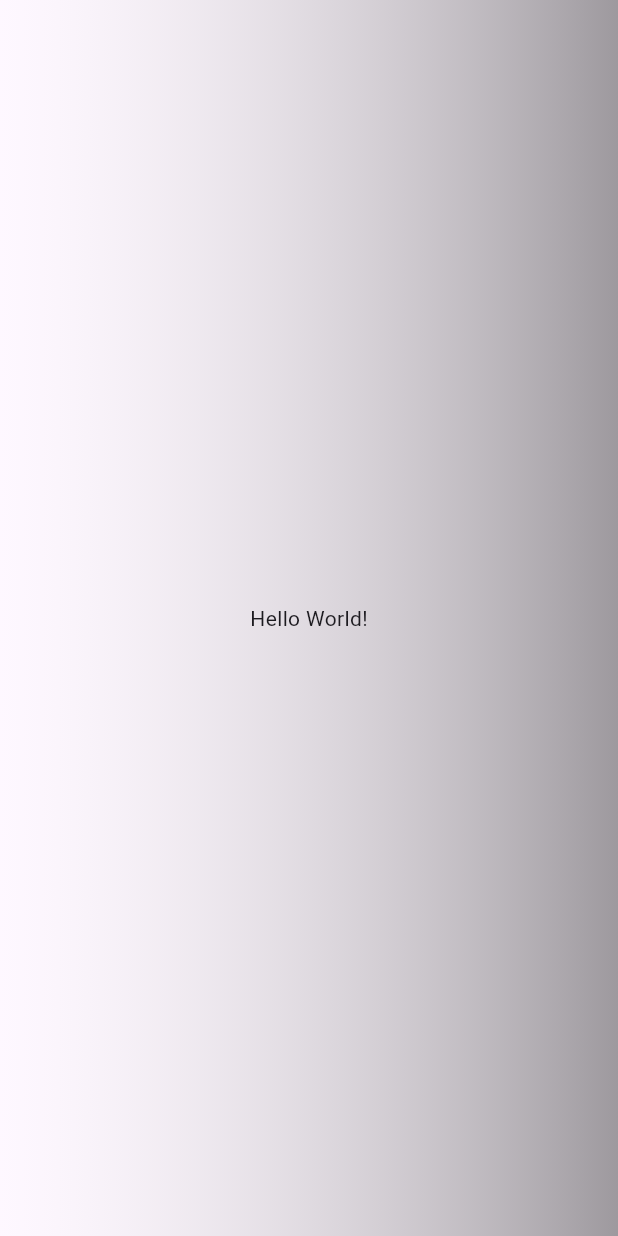
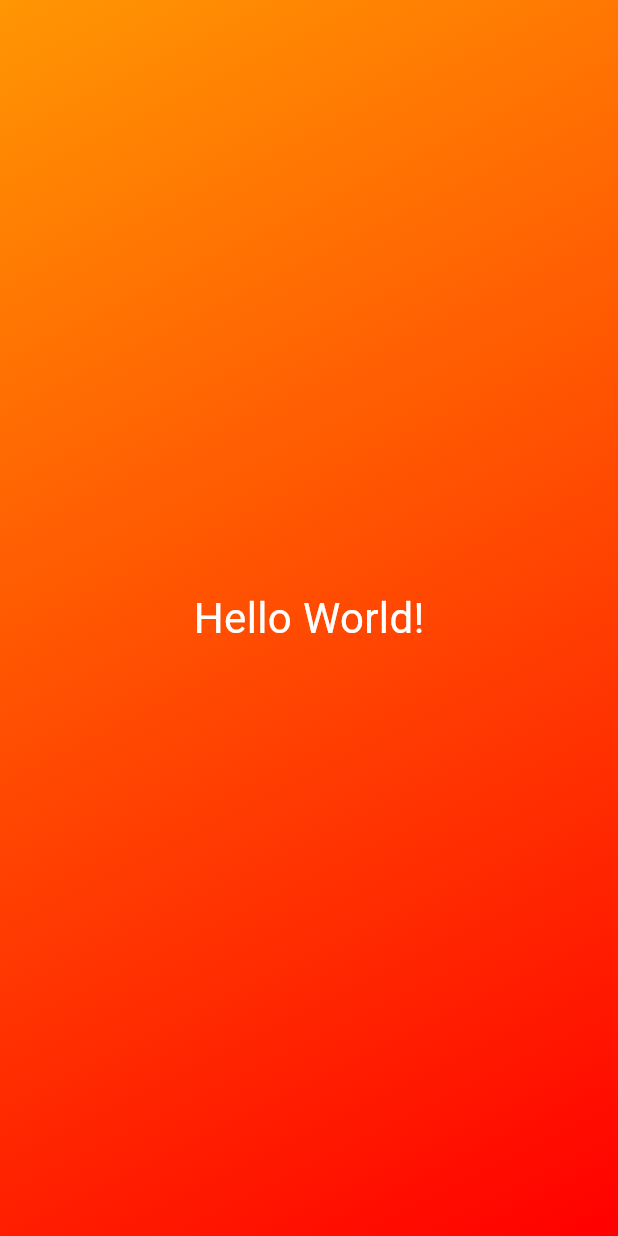
Before and after one commit to Ahmad-Zahradeen-Tahir/new-app, a Flutter app: the screen it shows after launch, on a phone screen of 412 x 824 dp. Run offline on Flutter 3.47's test engine with Material 3 defaults, Android fonts, the phone set to English and light mode, and no system bars.

Commit message:
new color

```diff
--- a/lib/main.dart
+++ b/lib/main.dart
@@ -2,17 +2,36 @@ import 'package:flutter/material.dart';
 
 void main() {
   runApp(
-    MaterialApp(
+    const MaterialApp(
       home: Scaffold(
-        body: Container(
-          decoration: const BoxDecoration(
-            gradient: LinearGradient(colors: [Colors.white10, Colors.black38]),
-          ),
-          child: const Center(
-            child: Text('Hello World!'),
-          ),
-        ),
+        body: GradientContainer(),
       ),
     ),
   );
 }
+
+class GradientContainer extends StatelessWidget {
+  const GradientContainer({super.key});
+  @override
+  Widget build(context) {
+    return Container(
+      decoration: const BoxDecoration(
+        gradient: LinearGradient(
+          colors: [
+            Color.fromARGB(255, 255, 150, 3),
+            Color.fromARGB(255, 255, 0, 0)
+          ],
+          begin: Alignment.topLeft,
+          end: Alignment.bottomRight,
+        ),
+      ),
+      child: const Center(
+        child: Text(
+          'Hello World!',
+          style: TextStyle(
+              color: Color.fromARGB(255, 255, 255, 255), fontSize: 28),
+        ),
+      ),
+    );
+  }
+}
```
